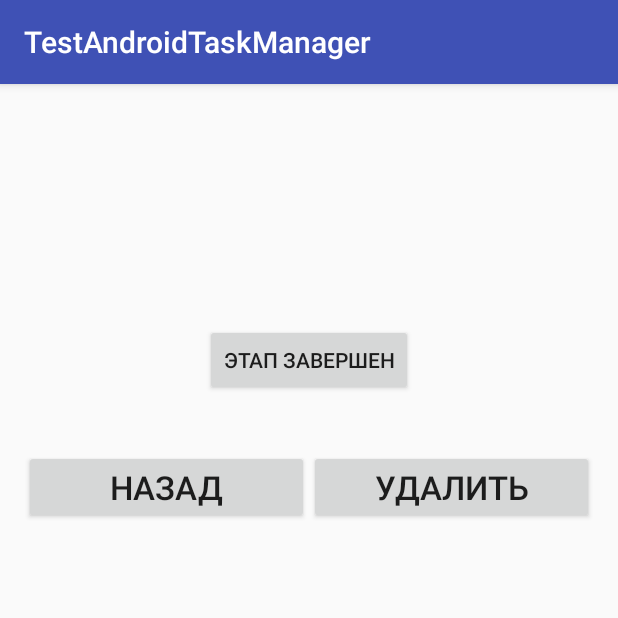
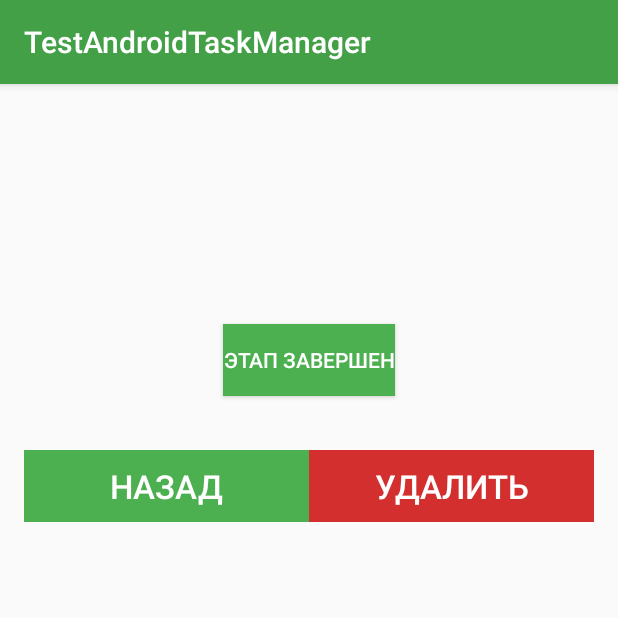
Before and after one commit to capitalsavhome/TestAndroidTaskManager, an Android app: the WatchOneTaskActivity screen opened directly, with no data from a screen before it, on a phone screen of 412 x 824 dp, the top half of it. Run offline under Robolectric (Android 15) with nearby library versions, the phone set to English and light mode, and no system bars; 1 statement that could not run was skipped.

Commit message:
1. Nice design app

```diff
--- a/TestAndroidTaskManager/app/src/main/java/com/example/adminhome/testandroidtaskmanager/WatchOneTaskActivity.java
+++ b/TestAndroidTaskManager/app/src/main/java/com/example/adminhome/testandroidtaskmanager/WatchOneTaskActivity.java
@@ -209,14 +209,14 @@ public class WatchOneTaskActivity extends AppCompatActivity {
     }
 
     public void showCompletedStages() {
-        int countCompletedStage = 0;
+        int countCompletedStage = 1;
         for (int i = 0; i < mStagesAL.size(); i++) {
             Stage stage = mStagesAL.get(i);
             if (stage.ismIsStageCompleted()){
                 countCompletedStage++;
             }
         }
-        mTextViewStage.setText("Этапов выполнено: " + countCompletedStage + " / Всего: "
+        mTextViewStage.setText("Этап: " + countCompletedStage + " / Всего: "
                 + mStagesAL.size());
     }
 
@@ -254,7 +254,6 @@ public class WatchOneTaskActivity extends AppCompatActivity {
             if (!stage.ismIsStageCompleted()) {
                 makeStageCompleted(stage.getmId_Stage());
                 stage.setmIsStageCompleted(true);
-                System.out.println("==============================================");
                 break;
             }
         }
--- a/TestAndroidTaskManager/app/src/main/res/layout/activity_watch_one_task.xml
+++ b/TestAndroidTaskManager/app/src/main/res/layout/activity_watch_one_task.xml
@@ -11,32 +11,38 @@
     tools:context="com.example.adminhome.testandroidtaskmanager.AddTaskActivity">
 
     <TextView
-        android:layout_width="match_parent"
+        android:layout_width="wrap_content"
         android:layout_height="wrap_content"
         android:id="@+id/view_activity_title"
-        android:textSize="12pt"/>
+        android:textSize="12pt"
+        android:layout_gravity="center_horizontal"/>
     <TextView
-        android:layout_width="match_parent"
+        android:layout_width="wrap_content"
         android:layout_height="wrap_content"
         android:id="@+id/view_activity_startDate"
-        android:textSize="12pt"/>
+        android:textSize="12pt"
+        android:layout_gravity="center_horizontal"/>
     <TextView
-        android:layout_width="match_parent"
+        android:layout_width="wrap_content"
         android:layout_height="wrap_content"
         android:id="@+id/view_activity_endDate"
-        android:textSize="12pt"/>
+        android:textSize="12pt"
+        android:layout_gravity="center_horizontal"/>
     <TextView
-        android:layout_width="match_parent"
+        android:layout_width="wrap_content"
         android:layout_height="wrap_content"
         android:id="@+id/view_activity_currentStage"
-        android:textSize="12pt"/>
+        android:textSize="12pt"
+        android:layout_gravity="center_horizontal"/>
     <Button
         android:layout_width="wrap_content"
         android:layout_height="wrap_content"
         android:layout_gravity="center_horizontal"
         android:text="@string/stage_completed"
         android:id="@+id/btn_stage_completed"
-        android:onClick="btnViewTaskClick"/>
+        android:onClick="btnViewTaskClick"
+        android:background="#4CAF50"
+        android:textColor="#FFFFFF"/>
     <TextView
         android:layout_width="match_parent"
         android:layout_height="wrap_content"
@@ -53,7 +59,9 @@
                 android:text="@string/btn_back"
                 android:id="@+id/btn_view_back"
                 android:onClick="btnViewTaskClick"
-                android:textSize="10pt"/>
+                android:textSize="10pt"
+                android:background="#4CAF50"
+                android:textColor="#FFFFFF"/>
             <Button
                 android:layout_width="0dp"
                 android:layout_height="wrap_content"
@@ -61,7 +69,9 @@
                 android:text="@string/btn_delete_current_task"
                 android:id="@+id/btn_view_delete_task"
                 android:onClick="btnViewTaskClick"
-                android:textSize="10pt"/>
+                android:textSize="10pt"
+                android:background="#D32F2F"
+                android:textColor="#FFFFFF"/>
         </TableRow>
     </TableLayout>
 
--- a/TestAndroidTaskManager/app/src/main/res/values/colors.xml
+++ b/TestAndroidTaskManager/app/src/main/res/values/colors.xml
@@ -1,6 +1,6 @@
 <?xml version="1.0" encoding="utf-8"?>
 <resources>
-    <color name="colorPrimary">#3F51B5</color>
-    <color name="colorPrimaryDark">#303F9F</color>
+    <color name="colorPrimary">#43A047</color>
+    <color name="colorPrimaryDark">#2E7D32</color>
     <color name="colorAccent">#FF4081</color>
 </resources>
```
Also changed, not shown: TestAndroidTaskManager/app/src/main/res/layout/activity_add_task.xml (+12 -4 lines), TestAndroidTaskManager/app/src/main/res/layout/activity_main.xml (+6 -2 lines), TestAndroidTaskManager/app/src/main/res/layout/add_stages_list_view_item.xml (+7 -4 lines), TestAndroidTaskManager/app/src/main/res/layout/tasks_list_view_item.xml (+16 -3 lines).
